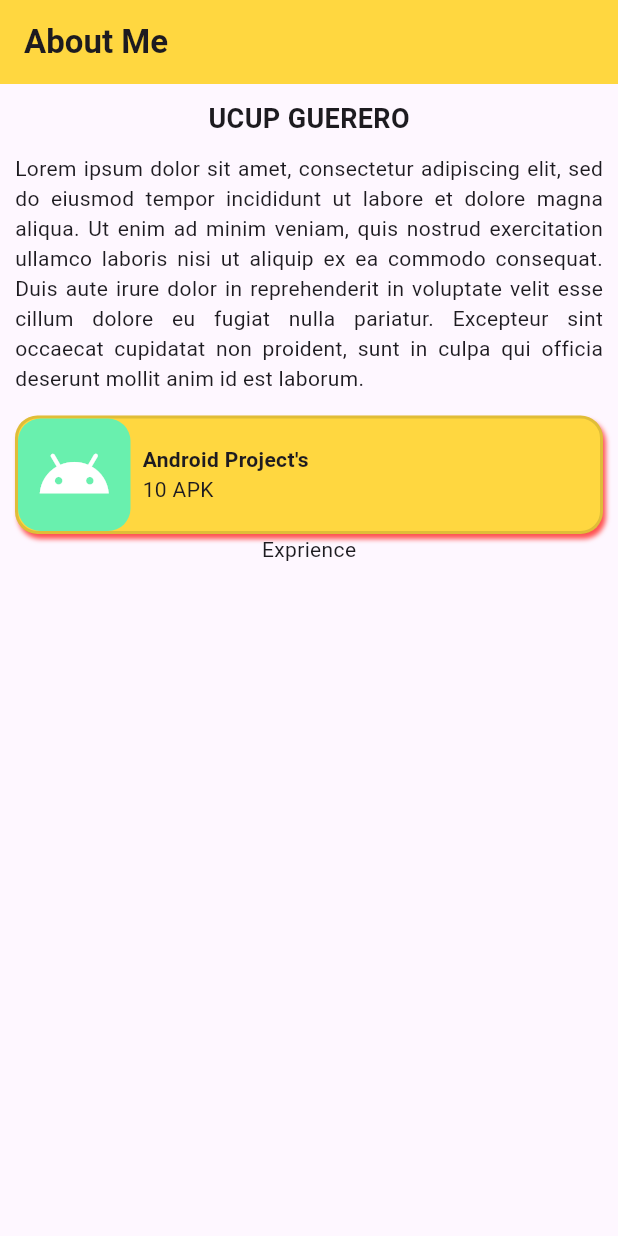
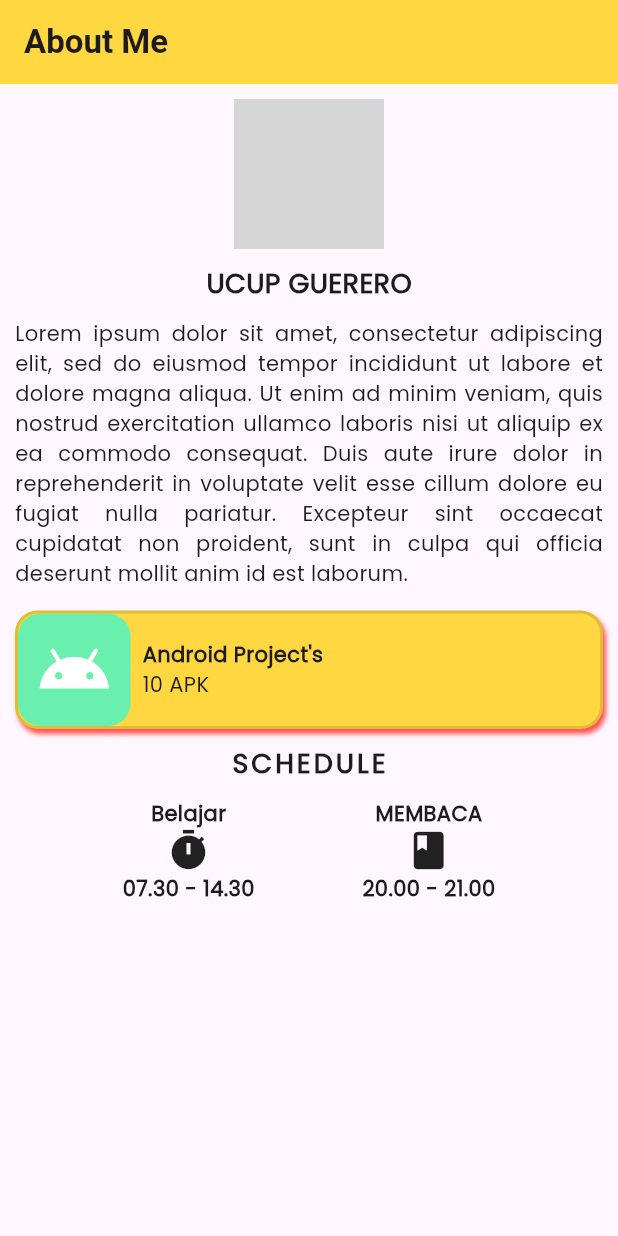
Before and after one commit to risnanto73/flutter_profile_card, a Flutter app: the screen it shows after launch, on a phone screen of 412 x 824 dp. Run offline on Flutter 3.47's test engine with Material 3 defaults, Android fonts, the phone set to English and light mode, and no system bars; network calls fail; grey boxes are pictures that could not be loaded.

Commit message:
belajar image, font, single child scroll view

```diff
--- a/lib/about-me.dart
+++ b/lib/about-me.dart
@@ -15,19 +15,32 @@ class AboutMe extends StatelessWidget {
         ),
         backgroundColor: Colors.amberAccent,
       ),
-      body: Padding(
+      body: SingleChildScrollView(
+        child: Padding(
           padding: const EdgeInsets.all(10.0),
           child: Center(
             child: Column(
               children: <Widget>[
                 /**
+                 * IMAGE PROFILE
+                 */
+                CircleAvatar(
+                  radius: 50,
+                  backgroundImage: NetworkImage(
+                    'assets/kereta.jpg',
+                  ),
+                ),
+                /**
                  * TEXT NAME
                  */
-              Text(
+                Padding(
+                  padding: const EdgeInsets.only(top: 10.0),
+                  child: Text(
                     'Ucup Guerero'.toUpperCase(),
                     style: TextStyle(
                         fontSize: 18,
                         fontWeight: FontWeight.bold,
+                        fontFamily: 'Poppins'),
                   ),
                 ),
                 /**
@@ -41,7 +54,7 @@ class AboutMe extends StatelessWidget {
                  */
                 Text(
                   'Lorem ipsum dolor sit amet, consectetur adipiscing elit, sed do eiusmod tempor incididunt ut labore et dolore magna aliqua. Ut enim ad minim veniam, quis nostrud exercitation ullamco laboris nisi ut aliquip ex ea commodo consequat. Duis aute irure dolor in reprehenderit in voluptate velit esse cillum dolore eu fugiat nulla pariatur. Excepteur sint occaecat cupidatat non proident, sunt in culpa qui officia deserunt mollit anim id est laborum.',
-                style: TextStyle(),
+                  style: TextStyle(fontFamily: 'Poppins'),
                   textAlign: TextAlign.justify,
                 ),
                 /**
@@ -94,17 +107,95 @@ class AboutMe extends StatelessWidget {
                               'Android Project\'s',
                               style: TextStyle(
                                   fontWeight: FontWeight.bold,
+                                  fontFamily: 'Poppins'),
+                            ),
+                            Text(
+                              '10 APK',
+                              style: TextStyle(
+                                fontFamily: 'Poppins',
                               ),
                             ),
-                          Text('10 APK'),
                           ],
                         ),
                       ),
                     ],
                   ),
                 ),
-              Text('Exprience'),
+                /**
+                 * SCHEDULE
+                 */
+                Padding(
+                  padding: const EdgeInsets.symmetric(
+                    vertical: 10,
+                  ),
+                  child: Text(
+                    'Schedule'.toUpperCase(),
+                    style: TextStyle(
+                      fontWeight: FontWeight.bold,
+                      fontFamily: 'Poppins',
+                      fontSize: 18,
+                      letterSpacing: 2,
+                    ),
+                  ),
+                ),
+                // ROW SCHEDULE
+                Row(
+                  mainAxisAlignment: MainAxisAlignment.spaceEvenly,
+                  children: <Widget>[
+                    /**
+                     * BELAJAR
+                     */
+                    Column(
+                      children: <Widget>[
+                        Text(
+                          'Belajar',
+                          style: TextStyle(
+                            fontWeight: FontWeight.w700,
+                            fontFamily: 'Poppins',
+                          ),
+                        ),
+                        Icon(
+                          Icons.timer,
+                          size: 30,
+                        ),
+                        Text(
+                          '07.30 - 14.30',
+                          style: TextStyle(
+                            fontFamily: 'Poppins',
+                            fontWeight: FontWeight.w600,
+                          ),
+                        ),
                       ],
+                    ),
+                    /**
+                     * MEMBACA
+                     */
+                    Column(
+                      children: <Widget>[
+                        Text(
+                          'MEMBACA',
+                          style: TextStyle(
+                            fontWeight: FontWeight.w700,
+                            fontFamily: 'Poppins',
+                          ),
+                        ),
+                        Icon(
+                          Icons.book,
+                          size: 30,
+                        ),
+                        Text(
+                          '20.00 - 21.00',
+                          style: TextStyle(
+                            fontWeight: FontWeight.w600,
+                            fontFamily: 'Poppins',
+                          ),
+                        ),
+                      ],
+                    ),
+                  ],
+                ),
+              ],
+            ),
           ),
         ),
       ),
```
Also changed, not shown: pubspec.yaml (+8 -8 lines), assets/kereta.jpg (added), assets/profile.png (added), fonts/Poppins-Black.ttf (added), fonts/Poppins-Italic.ttf (added), fonts/Poppins-Regular.ttf (added). Lines whose indentation alone changed are shown as unchanged.
